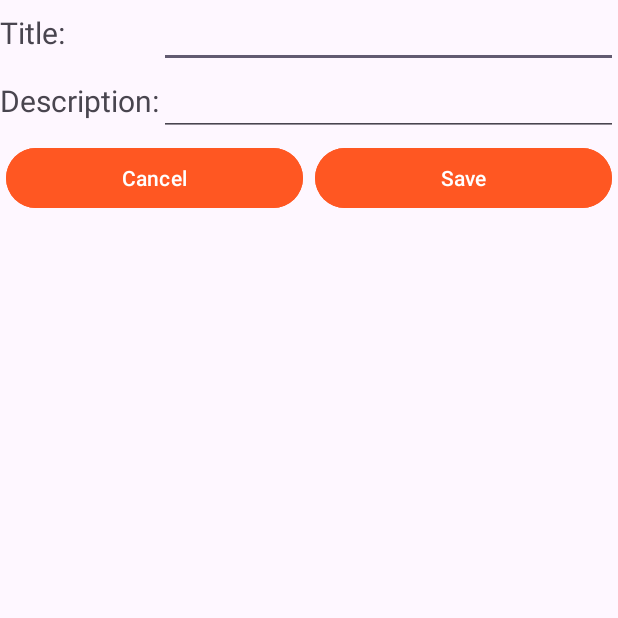
After one commit to RobertNeat/Note_app_API, an Android app: the NoteEditorActivity screen opened directly, with no data from a screen before it, on a phone screen of 412 x 824 dp, the top half of it. The commit adds this screen. Run offline under Robolectric (Android 15) with nearby library versions, the phone set to English and light mode, and no system bars.

Commit message:
added edit activity

```diff
--- a/app/src/main/AndroidManifest.xml
+++ b/app/src/main/AndroidManifest.xml
@@ -13,6 +13,9 @@
         android:theme="@style/Theme.Note_app_API"
         tools:targetApi="31">
         <activity
+            android:name=".NoteEditorActivity"
+            android:exported="false" />
+        <activity
             android:name=".MainActivity"
             android:exported="true">
             <intent-filter>
--- /dev/null
+++ b/app/src/main/java/com/example/note_app_api/NoteEditorActivity.java
@@ -0,0 +1,24 @@
+package com.example.note_app_api;
+
+import android.os.Bundle;
+
+import androidx.activity.EdgeToEdge;
+import androidx.appcompat.app.AppCompatActivity;
+import androidx.core.graphics.Insets;
+import androidx.core.view.ViewCompat;
+import androidx.core.view.WindowInsetsCompat;
+
+public class NoteEditorActivity extends AppCompatActivity {
+
+    @Override
+    protected void onCreate(Bundle savedInstanceState) {
+        super.onCreate(savedInstanceState);
+        EdgeToEdge.enable(this);
+        setContentView(R.layout.activity_note_editor);
+        ViewCompat.setOnApplyWindowInsetsListener(findViewById(R.id.main), (v, insets) -> {
+            Insets systemBars = insets.getInsets(WindowInsetsCompat.Type.systemBars());
+            v.setPadding(systemBars.left, systemBars.top, systemBars.right, systemBars.bottom);
+            return insets;
+        });
+    }
+}
--- /dev/null
+++ b/app/src/main/res/layout/activity_note_editor.xml
@@ -0,0 +1,76 @@
+<?xml version="1.0" encoding="utf-8"?>
+<TableLayout xmlns:android="http://schemas.android.com/apk/res/android"
+    android:id="@+id/main"
+    android:layout_width="match_parent"
+    android:layout_height="match_parent"
+    android:shrinkColumns="*"
+    android:stretchColumns="2"
+    >
+    <TableRow
+        android:id="@+id/row_1"
+        android:layout_width="wrap_content"
+        android:layout_height="wrap_content">
+        <TextView
+            android:id="@+id/note_titleTextView"
+            android:text="@string/edit_note_title"
+            android:textSize="20sp"
+            android:layout_width="wrap_content"
+            android:layout_height="wrap_content"/>
+        <EditText
+            android:id="@+id/note_title_EditText"
+            android:text=""
+            android:layout_span="2"
+            android:layout_width="wrap_content"
+            android:layout_height="wrap_content"
+            android:inputType="text"
+            android:contentDescription="@string/edit_note_field_title"
+            android:importantForAutofill="no"/>
+    </TableRow>
+    <TableRow
+        android:id="@+id/row_2"
+        android:layout_width="wrap_content"
+        android:layout_height="wrap_content">
+        <TextView
+            android:id="@+id/note_description_TextView"
+            android:text="@string/edit_note_description"
+            android:textSize="20sp"
+            android:layout_width="wrap_content"
+            android:layout_height="wrap_content"/>
+        <EditText
+            android:id="@+id/note_description_EditText"
+            android:text=""
+            android:layout_span="2"
+            android:layout_width="wrap_content"
+            android:layout_height="wrap_content"
+            android:inputType="text"
+            android:contentDescription="@string/edit_note_field_description"
+            android:importantForAutofill="no"/>
+    </TableRow>
+    <TableRow
+        android:id="@+id/row_3"
+        android:layout_width="wrap_content"
+        android:layout_height="wrap_content"
+        style="?android:attr/buttonBarStyle">
+        <Button
+            android:id="@+id/CancelBTN"
+            android:text="@string/edit_note_cancel"
+            android:layout_width="0sp"
+            android:layout_height="wrap_content"
+            android:layout_margin="4sp"
+            android:layout_weight="1"
+            android:backgroundTint="@color/orange1"
+            android:textColor="@color/white"
+            style="?android:attr/buttonBarButtonStyle"/>
+        <Button
+            android:id="@+id/SaveBTN"
+            android:text="@string/edit_note_save"
+            android:layout_width="0dp"
+            android:layout_height="wrap_content"
+            android:layout_margin="4sp"
+            android:layout_weight="1"
+            android:backgroundTint="@color/orange1"
+            android:textColor="@color/white"
+            style="?android:attr/buttonBarButtonStyle"/>
+    </TableRow>
+
+</TableLayout>
--- a/app/src/main/res/values/colors.xml
+++ b/app/src/main/res/values/colors.xml
@@ -2,4 +2,7 @@
 <resources>
     <color name="black">#FF000000</color>
     <color name="white">#FFFFFFFF</color>
+    <color name="orange1">#FF5722</color>
+    <color name="orange2">#FF9800</color>
+    <color name="orange3">#FFC107</color>
 </resources>
--- a/app/src/main/res/values/strings.xml
+++ b/app/src/main/res/values/strings.xml
@@ -1,3 +1,9 @@
 <resources>
     <string name="app_name">Note_app_API</string>
+    <string name="edit_note_title">Title:</string>
+    <string name="edit_note_description">Description:</string>
+    <string name="edit_note_cancel">Cancel</string>
+    <string name="edit_note_save">Save</string>
+    <string name="edit_note_field_title">note title</string>
+    <string name="edit_note_field_description">note description</string>
 </resources>
```
